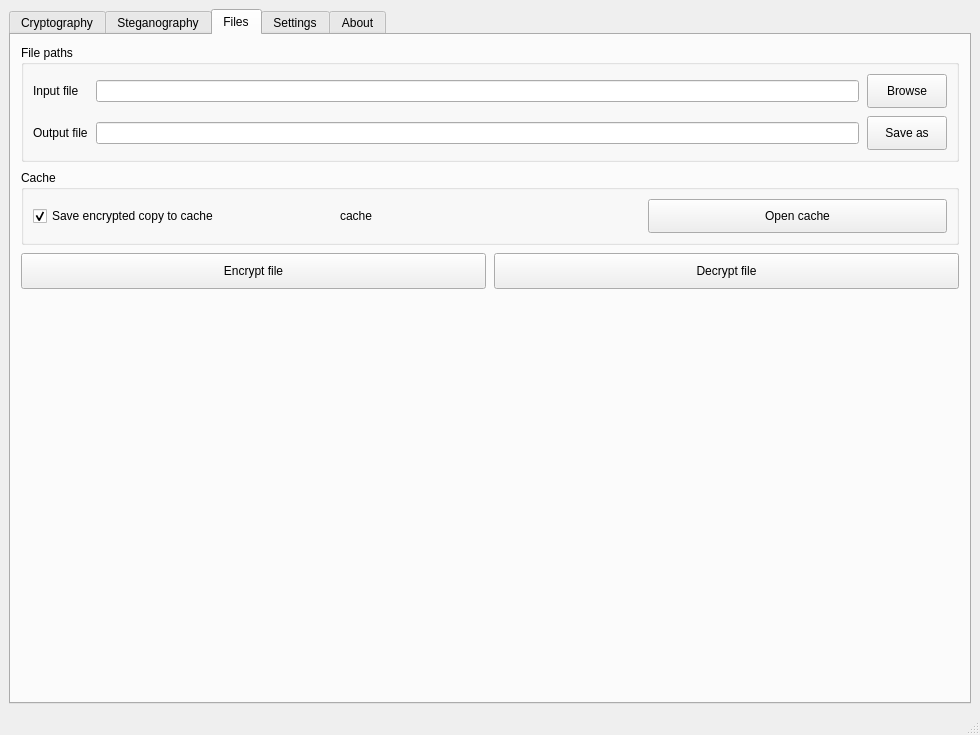
Before: the Qt Designer form src/ui/MainWindow.ui in Lavoris-Sec/SecureData_Suite, drawn with Qt 5.
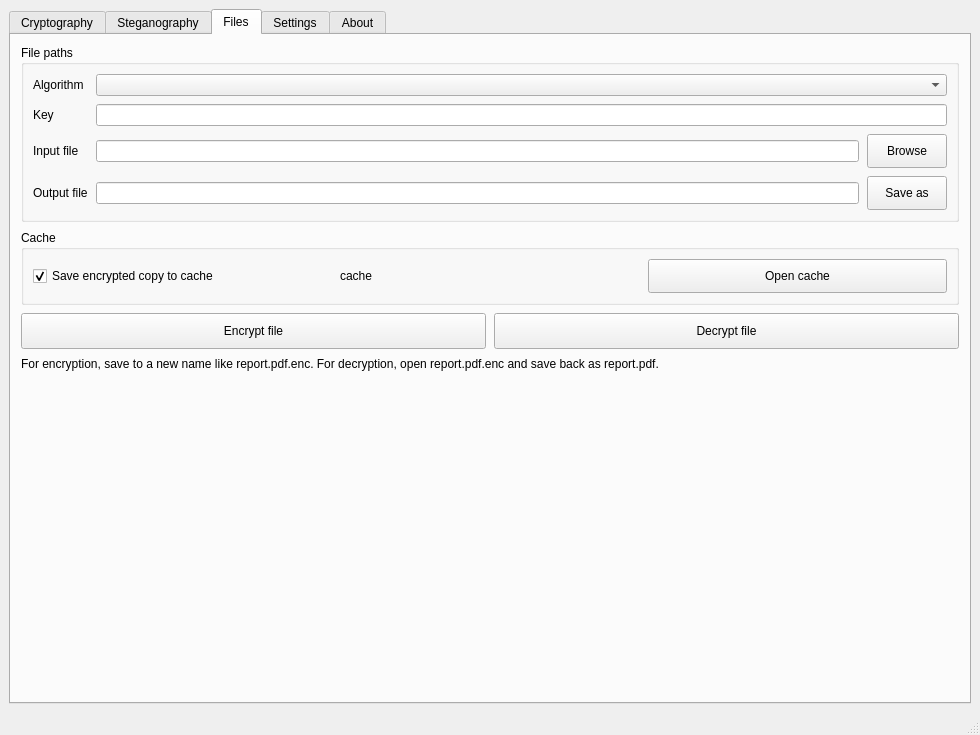
After: the same form once the commit is applied. The open tabs and pages were chosen to show the change.

```diff
--- a/src/ui/MainWindow.ui
+++ b/src/ui/MainWindow.ui
@@ -311,16 +311,36 @@
             <number>8</number>
            </property>
            <item row="0" column="0">
+            <widget class="QLabel" name="labelFileAlgorithm">
+             <property name="text">
+              <string>Algorithm</string>
+             </property>
+            </widget>
+           </item>
+           <item row="0" column="1" colspan="2">
+            <widget class="QComboBox" name="comboFileCipher"/>
+           </item>
+           <item row="1" column="0">
+            <widget class="QLabel" name="labelFileKey">
+             <property name="text">
+              <string>Key</string>
+             </property>
+            </widget>
+           </item>
+           <item row="1" column="1" colspan="2">
+            <widget class="QLineEdit" name="lineFileKey"/>
+           </item>
+           <item row="2" column="0">
             <widget class="QLabel" name="labelFileInput">
              <property name="text">
               <string>Input file</string>
              </property>
             </widget>
            </item>
-           <item row="0" column="1">
+           <item row="2" column="1">
             <widget class="QLineEdit" name="lineFileInput"/>
            </item>
-           <item row="0" column="2">
+           <item row="2" column="2">
             <widget class="QPushButton" name="btnFileBrowseInput">
              <property name="minimumSize">
               <size>
@@ -333,17 +353,17 @@
              </property>
             </widget>
            </item>
-           <item row="1" column="0">
+           <item row="3" column="0">
             <widget class="QLabel" name="labelFileOutput">
              <property name="text">
               <string>Output file</string>
              </property>
             </widget>
            </item>
-           <item row="1" column="1">
+           <item row="3" column="1">
             <widget class="QLineEdit" name="lineFileOutput"/>
            </item>
-           <item row="1" column="2">
+           <item row="3" column="2">
             <widget class="QPushButton" name="btnFileBrowseOutput">
              <property name="minimumSize">
               <size>
@@ -437,6 +457,16 @@
           </item>
          </layout>
         </item>
+        <item>
+         <widget class="QLabel" name="labelFileHint">
+          <property name="wordWrap">
+           <bool>true</bool>
+          </property>
+          <property name="text">
+           <string>For encryption, save to a new name like report.pdf.enc. For decryption, open report.pdf.enc and save back as report.pdf.</string>
+          </property>
+         </widget>
+        </item>
         <item>
          <spacer name="verticalSpacerFilesBottom">
           <property name="orientation">
```
